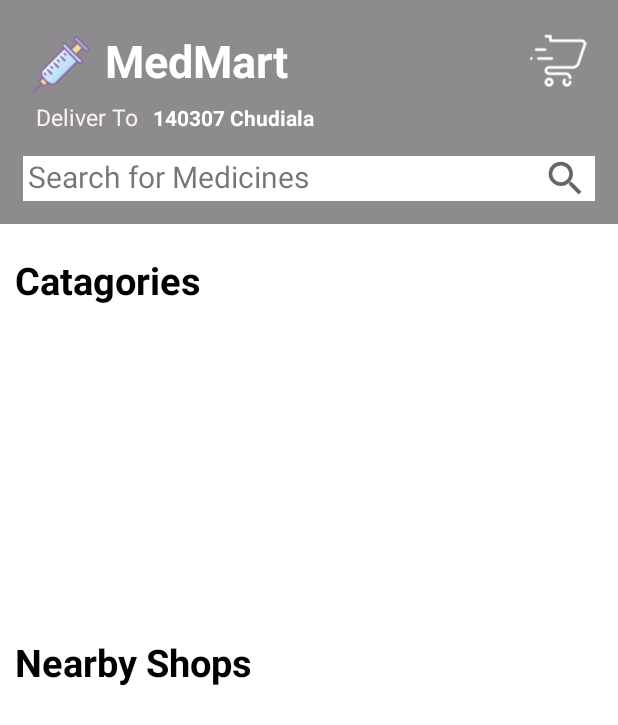
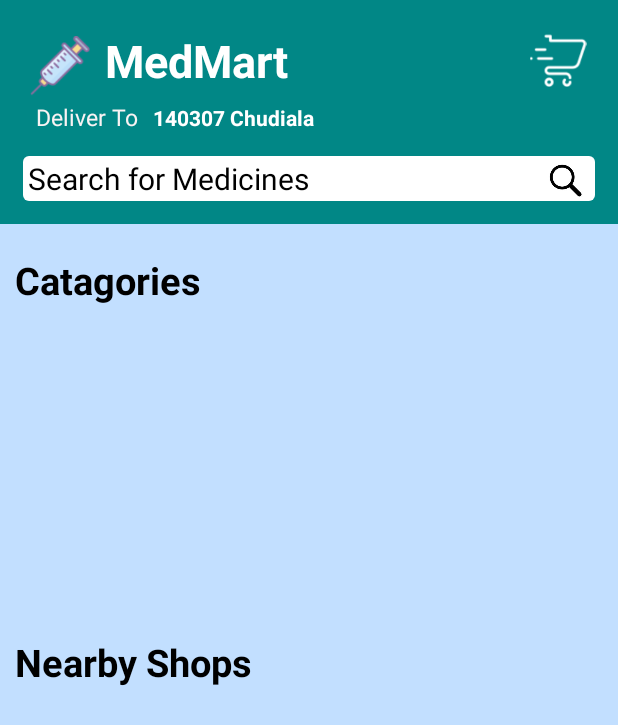
Before and after one commit to abbiyal/Frontend, an Android app: the layout activity_home_page.xml on its own in the app's theme, with its tools: preview values and no code run, on a phone screen of 412 x 824 dp. Shown: the top 725 px of the screen. Run offline under Robolectric (Android 15) with nearby library versions, the phone set to English and light mode, and no system bars.

Commit message:
Refactore Home Ui

```diff
--- a/app/src/main/res/drawable/round_corner_edittext.xml
+++ b/app/src/main/res/drawable/round_corner_edittext.xml
@@ -1,4 +1,9 @@
 <?xml version="1.0" encoding="utf-8"?>
-<selector xmlns:android="http://schemas.android.com/apk/res/android">
+<shape xmlns:android="http://schemas.android.com/apk/res/android"
+    android:shape="rectangle">
 
-</selector>
+    <solid android:color="@color/white"/>
+
+    <corners
+        android:radius="4dp"/>
+</shape>
--- a/app/src/main/res/layout/activity_home_page.xml
+++ b/app/src/main/res/layout/activity_home_page.xml
@@ -5,6 +5,7 @@
     android:layout_width="match_parent"
     android:layout_height="match_parent"
     android:orientation="vertical"
+    android:background="#C2DFFF"
     tools:context=".HomeActivity.HomePage">
 
 
@@ -12,7 +13,7 @@
         android:id="@+id/top_bar"
         android:layout_width="match_parent"
         android:layout_height="wrap_content"
-        android:background="@color/TopBar_Home"
+        android:background="@color/teal_700"
         android:paddingLeft="20dp"
         android:paddingTop="20dp"
         android:paddingRight="20dp">
@@ -47,7 +48,7 @@
         android:layout_width="match_parent"
         android:layout_height="wrap_content"
         android:layout_alignBottom="@id/cart"
-        android:background="@color/TopBar_Home">
+        android:background="@color/teal_700">
 
         <TextView
             android:layout_width="wrap_content"
@@ -73,16 +74,20 @@
         android:layout_width="match_parent"
         android:layout_height="wrap_content"
         android:layout_below="@id/topbar"
-        android:background="@color/TopBar_Home">
+        android:background="@color/teal_700">
 
-        <TextView
+        <EditText
             android:id="@+id/search_text"
             android:layout_width="match_parent"
             android:layout_height="30dp"
             android:layout_margin="15dp"
-            android:background="@color/white"
+            android:background="@drawable/round_corner_edittext"
             android:paddingLeft="3dp"
-            android:text="Search for Medicines"
+            android:textColor="@color/black"
+            android:maxLines="1"
+            android:hint="Search for Medicines"
+            android:textColorHint="@color/black"
+            android:inputType="text"
             android:textSize="20sp" />
 
 
@@ -93,7 +98,7 @@
             android:layout_alignParentRight="true"
             android:layout_centerVertical="true"
             android:layout_marginRight="20dp"
-            android:src="@drawable/ic_baseline_search_24" />
+            android:src="@drawable/search_icon" />
     </RelativeLayout>
 
 
@@ -119,9 +124,9 @@
     <!--            />-->
     <!--    </LinearLayout>-->
     <androidx.core.widget.NestedScrollView
+        android:id="@+id/scroll_view"
         android:layout_width="match_parent"
-        android:layout_height="match_parent"
-        app:layout_behavior="@string/appbar_scrolling_view_behavior">
+        android:layout_height="match_parent">
 
         <LinearLayout
             android:layout_width="match_parent"
@@ -149,8 +154,7 @@
                     android:layout_height="180dp"
                     android:layout_marginStart="20dp"
                     android:layout_marginTop="20dp"
-                    android:layout_marginEnd="20dp"
-                    android:nestedScrollingEnabled="false" />
+                    android:layout_marginEnd="20dp" />
 
             </LinearLayout>
 
@@ -172,12 +176,10 @@
                 <androidx.recyclerview.widget.RecyclerView
                     android:id="@+id/shop_recyclerview"
                     android:layout_width="match_parent"
-                    android:layout_height="200dp"
+                    android:layout_height="600dp"
                     android:layout_marginStart="20dp"
                     android:layout_marginTop="20dp"
-                    android:layout_marginEnd="20dp"
-                    android:nestedScrollingEnabled="false"
-                    android:scrollbars="none" />
+                    android:layout_marginEnd="20dp" />
 
             </LinearLayout>
 
```
Also changed, not shown: app/src/main/java/medmart/loginmedmart/HomeActivity/HomePage.java (+6 -5 lines), app/src/main/res/layout/shop_card_view.xml (+8 -3 lines).
